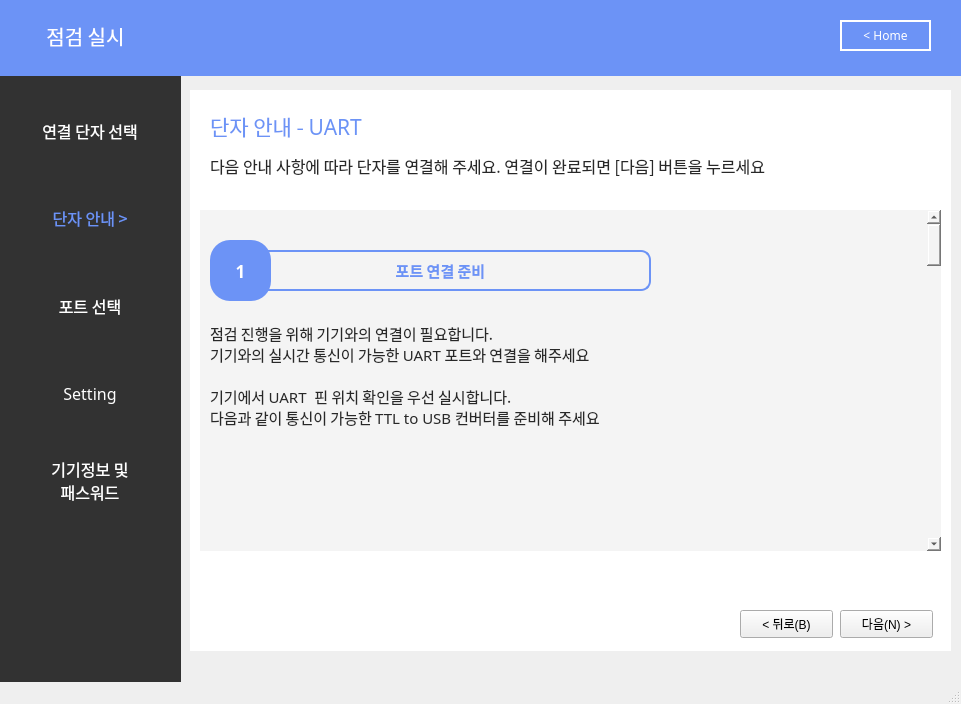
First picture: the form in step2.ui, repository skyun333/wallpad, before the edit.
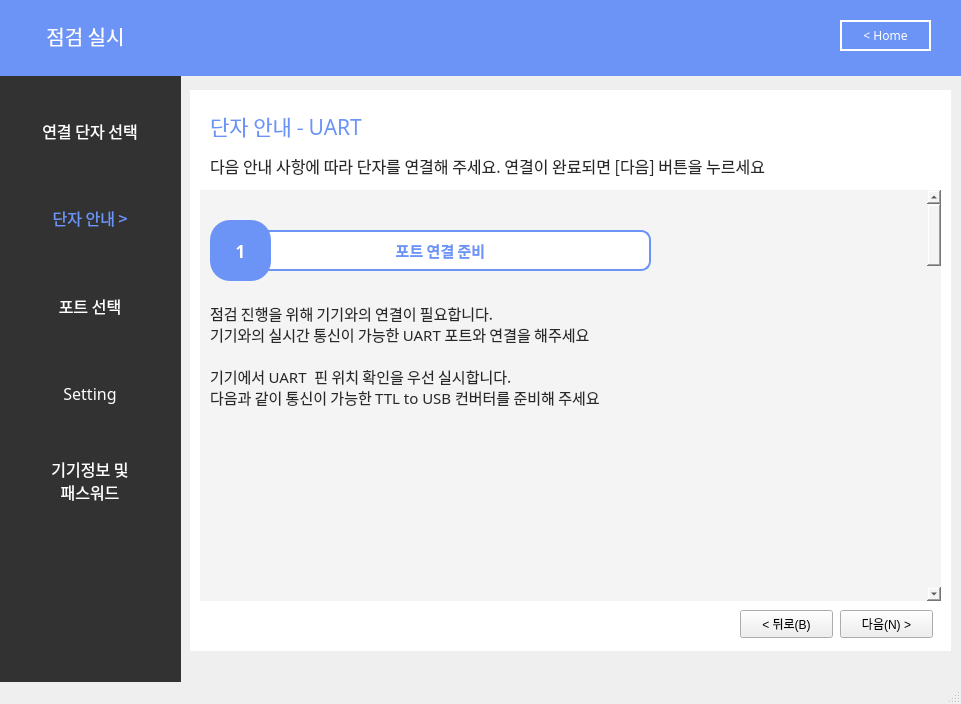
Second picture: the form after the edit. Icons and pictures are not drawn.

Patch:
```diff
--- a/step2.ui
+++ b/step2.ui
@@ -393,9 +393,9 @@
     <property name="geometry">
      <rect>
       <x>200</x>
-      <y>210</y>
+      <y>190</y>
       <width>741</width>
-      <height>341</height>
+      <height>411</height>
      </rect>
     </property>
     <property name="sizePolicy">
@@ -442,7 +442,7 @@
      <property name="geometry">
       <rect>
        <x>0</x>
-       <y>0</y>
+       <y>-1494</y>
        <width>829</width>
        <height>2500</height>
       </rect>
@@ -513,7 +513,9 @@
       <property name="styleSheet">
        <string notr="true">color : rgb(108, 147, 246);
 border: 2px solid rgb(108, 147, 246);
-border-radius:10px</string>
+border-radius:10px;
+background-color:rgb(255,255,255)
+</string>
       </property>
       <property name="text">
        <string>포트 연결 준비</string>
```
Left out of the diff: 21 changed lines with no effect on the pictures.
